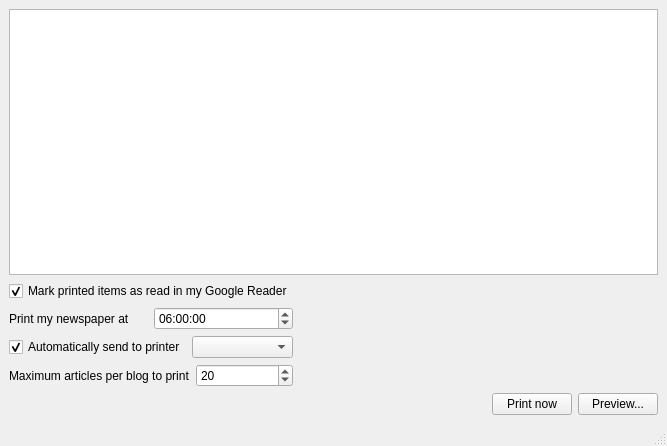
Before: the Qt Designer form ui/main.ui in kiowa/newsfix, drawn with Qt 5.
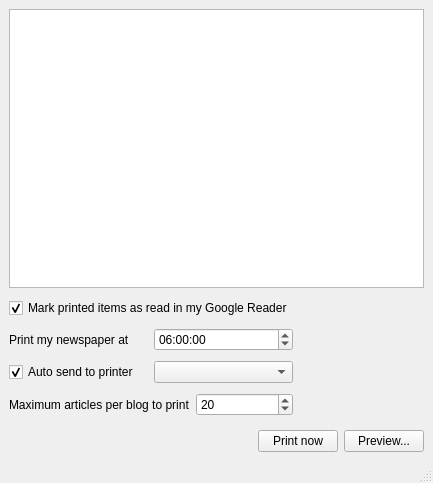
After: the same form once the commit is applied.

Commit message: Did some resizing of the main window.

```diff
--- a/ui/main.ui
+++ b/ui/main.ui
@@ -8,8 +8,8 @@
    <rect>
     <x>0</x>
     <y>0</y>
-    <width>667</width>
-    <height>446</height>
+    <width>433</width>
+    <height>483</height>
    </rect>
   </property>
   <property name="sizePolicy" >
@@ -75,7 +75,7 @@
             <item>
              <widget class="QCheckBox" name="sendToPrinter" >
               <property name="text" >
-               <string>Automatically send to printer</string>
+               <string>Auto send to printer</string>
               </property>
               <property name="checked" >
                <bool>true</bool>
@@ -120,8 +120,8 @@
           </property>
           <property name="sizeHint" stdset="0" >
            <size>
-            <width>308</width>
-            <height>20</height>
+            <width>63</width>
+            <height>130</height>
            </size>
           </property>
          </spacer>
```
Left out of the diff: 2 changed lines with no effect on the pictures. The commit also changes 1 other file.
